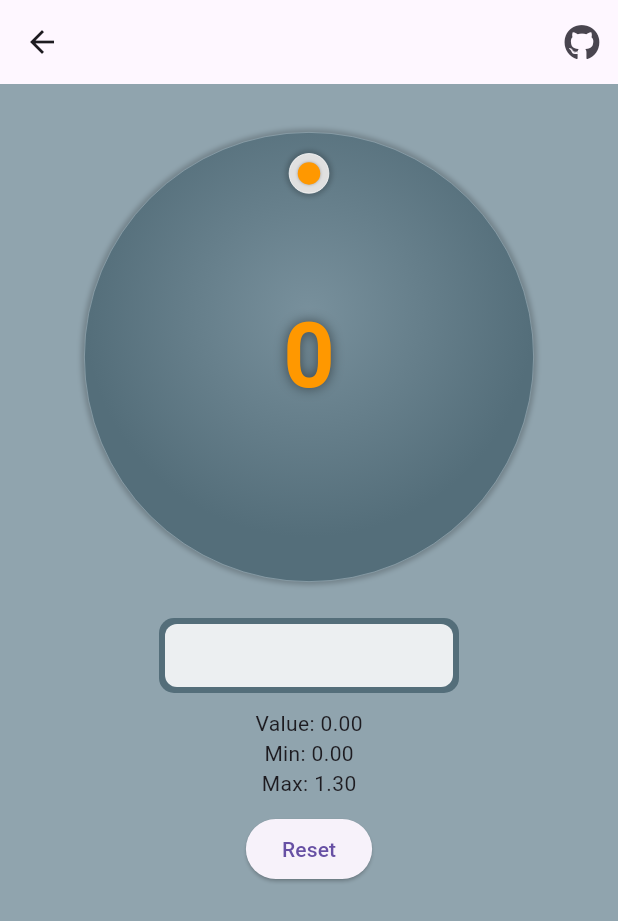
After one commit to shogoisaji/ui_playground_134, a Flutter app: the VolumeControllerExample screen opened by its route, on a phone screen of 412 x 824 dp. The commit adds this screen. Shown: the top 921 px of the screen. Run offline on Flutter 3.47's test engine with Material 3 defaults, Android fonts, the light colour scheme and no system bars; our stand-ins replace flutter_svg, font_awesome_flutter, go_router, rive.

Commit message:
feat: add volume controller

```diff
--- /dev/null
+++ b/lib/pages/volume_controller/volume_controller.dart
@@ -0,0 +1,186 @@
+import 'dart:math' as math;
+
+import 'package:flutter/material.dart';
+import 'package:flutter/services.dart';
+
+class VolumeController extends StatefulWidget {
+  const VolumeController({
+    super.key,
+    this.child,
+    required this.value,
+    this.size,
+    required this.onChanged,
+    this.hapticFeedbackSpan,
+    this.maxValue,
+    this.minValue,
+  });
+
+  final Widget? child;
+
+  final double value;
+
+  final double? size;
+
+  final double? maxValue;
+  final double? minValue;
+
+  /// 1.0 per round.
+  final ValueChanged<double> onChanged;
+
+  /// ハプティックフィードバックの間隔
+  final double? hapticFeedbackSpan;
+
+  @override
+  State<VolumeController> createState() => _VolumeControllerState();
+}
+
+class _VolumeControllerState extends State<VolumeController> {
+  double _lastHapticFeedbackValue = 0.0;
+  double _prevAngle = 0.0;
+
+  /// タッチ位置から中心点に対する角度を計算
+  double _calcAngle(BuildContext context, Offset globalPosition) {
+    final RenderBox? renderBox = context.findRenderObject() as RenderBox?;
+    if (renderBox == null) return 0.0;
+    final center = renderBox.size.center(Offset.zero);
+    final position = renderBox.globalToLocal(globalPosition);
+    double angle = math.atan2(position.dy - center.dy, position.dx - center.dx);
+    return angle < 0 ? angle + 2 * math.pi : angle;
+  }
+
+  void _updateStartAngle(double angle) {
+    setState(() {
+      _prevAngle = angle;
+    });
+  }
+
+  void _updateVolume(double angle) {
+    final double deltaAngle = _calculateDeltaAngle(angle);
+    _prevAngle = angle;
+
+    /// デバイスの確認 (Chrome または iOS, Android)
+    /// デバイスによって角度の変化が大きくなるため、調整
+    final double deviceAdjust = _getDeviceAdjustment();
+
+    final currentValue = widget.value + deltaAngle / (math.pi * deviceAdjust);
+
+    if (_isValueOutOfRange(currentValue)) return;
+
+    _applyHapticFeedback(currentValue);
+
+    /// update parent value
+    widget.onChanged(currentValue);
+  }
+
+  double _calculateDeltaAngle(double angle) {
+    final delta = angle - _prevAngle;
+    if (delta > math.pi) return delta - 2 * math.pi;
+    if (delta < -math.pi) return delta + 2 * math.pi;
+    return delta;
+  }
+
+  bool _isValueOutOfRange(double value) {
+    return (widget.maxValue != null && value > widget.maxValue!) ||
+        (widget.minValue != null && value < widget.minValue!);
+  }
+
+  double _getDeviceAdjustment() {
+    if (Theme.of(context).platform == TargetPlatform.iOS ||
+        Theme.of(context).platform == TargetPlatform.android) {
+      return 2.0;
+    }
+    return 1.0;
+  }
+
+  void _applyHapticFeedback(double currentValue) {
+    if (widget.hapticFeedbackSpan != null &&
+        (currentValue - _lastHapticFeedbackValue).abs() >
+            widget.hapticFeedbackSpan!) {
+      HapticFeedback.lightImpact();
+      _lastHapticFeedbackValue = currentValue;
+    }
+  }
+
+  @override
+  Widget build(BuildContext context) {
+    return GestureDetector(
+      onPanStart: (details) {
+        final globalPosition = details.globalPosition;
+        final angle = _calcAngle(context, globalPosition);
+        _updateStartAngle(angle);
+      },
+      onPanUpdate: (details) {
+        final globalPosition = details.globalPosition;
+        final angle = _calcAngle(context, globalPosition);
+        _updateVolume(angle);
+      },
+      child: Transform.rotate(
+        angle: widget.value * math.pi * 2,
+        child: widget.child ?? VolumeKnob(knobSize: widget.size ?? 200),
+      ),
+    );
+  }
+}
+
+class VolumeKnob extends StatelessWidget {
+  final double knobSize;
+  const VolumeKnob({super.key, required this.knobSize});
+
+  @override
+  Widget build(BuildContext context) {
+    return Container(
+        key: key,
+        width: knobSize,
+        height: knobSize,
+        decoration: BoxDecoration(
+          border: Border.all(color: Colors.blueGrey[300]!, width: 0.5),
+          gradient: RadialGradient(
+            center: const Alignment(0, -0.2),
+            colors: [Colors.blueGrey[400]!, Colors.blueGrey[600]!],
+          ),
+          shape: BoxShape.circle,
+          boxShadow: [
+            BoxShadow(
+              color: Colors.black.withOpacity(0.2),
+              blurRadius: 2,
+              spreadRadius: 2,
+            ),
+          ],
+        ),
+        child: Align(
+          alignment: const Alignment(0, -0.9),
+          child: Container(
+            width: knobSize * 0.09,
+            height: knobSize * 0.09,
+            decoration: BoxDecoration(
+              border: Border.all(color: Colors.white, width: 0.5),
+              color: Colors.grey[300],
+              shape: BoxShape.circle,
+              boxShadow: [
+                BoxShadow(
+                  color: Colors.black.withOpacity(0.2),
+                  blurRadius: 2,
+                  spreadRadius: 2,
+                ),
+              ],
+            ),
+            child: Center(
+              child: Container(
+                width: knobSize * 0.05,
+                height: knobSize * 0.05,
+                decoration: BoxDecoration(
+                  color: Colors.orange,
+                  shape: BoxShape.circle,
+                  boxShadow: [
+                    BoxShadow(
+                      color: Colors.black.withOpacity(0.3),
+                      blurRadius: 1.0,
+                    ),
+                  ],
+                ),
+              ),
+            ),
+          ),
+        ));
+  }
+}
--- /dev/null
+++ b/lib/pages/volume_controller/volume_controller_example.dart
@@ -0,0 +1,140 @@
+import 'package:flutter/material.dart';
+import 'package:font_awesome_flutter/font_awesome_flutter.dart';
+import 'package:ui_playground_134/pages/volume_controller/volume_controller.dart';
+import 'package:ui_playground_134/utils/open_link.dart';
+
+class VolumeControllerExample extends StatefulWidget {
+  final String githubUrl;
+  const VolumeControllerExample({super.key, required this.githubUrl});
+
+  @override
+  State<VolumeControllerExample> createState() =>
+      _VolumeControllerExampleState();
+}
+
+class _VolumeControllerExampleState extends State<VolumeControllerExample> {
+  late double _currentValue;
+  static const double minValue = 0.0;
+  static const double maxValue = 1.3;
+  static const double knobSize = 300.0;
+
+  @override
+  void initState() {
+    super.initState();
+    _currentValue = minValue;
+  }
+
+  @override
+  Widget build(BuildContext context) {
+    return Scaffold(
+      backgroundColor: Colors.blueGrey.shade300,
+      appBar: AppBar(
+        actions: [
+          IconButton(
+              icon: const FaIcon(FontAwesomeIcons.github),
+              padding: const EdgeInsets.symmetric(horizontal: 12),
+              onPressed: () async {
+                await OpenLink.open(widget.githubUrl);
+              })
+        ],
+      ),
+      body: SingleChildScrollView(
+        child: Center(
+          child: Column(
+            mainAxisSize: MainAxisSize.min,
+            children: [
+              const SizedBox(height: 32),
+              SizedBox(
+                width: knobSize,
+                height: knobSize,
+                child: Stack(
+                  children: [
+                    Center(
+                      child: VolumeController(
+                        value: _currentValue,
+                        size: knobSize,
+                        minValue: minValue,
+                        maxValue: maxValue,
+                        hapticFeedbackSpan: 0.05,
+                        onChanged: (value) {
+                          setState(() {
+                            _currentValue = value;
+                          });
+                        },
+                      ),
+                    ),
+                    Center(
+                        child: Text(
+                      '${(_currentValue * 100).round()}',
+                      style: TextStyle(
+                        color: Colors.orange,
+                        fontSize: 60,
+                        fontWeight: FontWeight.bold,
+                        shadows: [
+                          Shadow(
+                            color: Colors.black.withOpacity(0.5),
+                            blurRadius: 10,
+                          ),
+                        ],
+                      ),
+                    )),
+                  ],
+                ),
+              ),
+              const SizedBox(height: 24),
+              _buildGauge(_currentValue / (maxValue - minValue)),
+              const SizedBox(height: 10),
+              Text('Value: ${_currentValue.toStringAsFixed(2)}'),
+              Text('Min: ${minValue.toStringAsFixed(2)}'),
+              Text('Max: ${maxValue.toStringAsFixed(2)}'),
+              const SizedBox(height: 10),
+              ElevatedButton(
+                onPressed: () {
+                  setState(() {
+                    _currentValue = 0.0;
+                  });
+                },
+                child: const Text('Reset'),
+              ),
+            ],
+          ),
+        ),
+      ),
+    );
+  }
+
+  Widget _buildGauge(double rate) {
+    return Container(
+      width: 200,
+      height: 50,
+      padding: const EdgeInsets.all(4),
+      decoration: BoxDecoration(
+        color: Colors.blueGrey.shade600,
+        borderRadius: BorderRadius.circular(10),
+      ),
+      child: ClipRRect(
+        borderRadius: BorderRadius.circular(8),
+        child: Row(
+          children: [
+            Expanded(
+              flex: (rate * 100).toInt(),
+              child: Container(
+                decoration: const BoxDecoration(
+                  color: Colors.orange,
+                ),
+              ),
+            ),
+            Expanded(
+              flex: ((1 - rate) * 100).toInt(),
+              child: Container(
+                decoration: BoxDecoration(
+                  color: Colors.blueGrey.shade50,
+                ),
+              ),
+            ),
+          ],
+        ),
+      ),
+    );
+  }
+}
--- a/lib/routes/router.dart
+++ b/lib/routes/router.dart
@@ -10,9 +10,19 @@ import 'package:ui_playground_134/pages/particle_hole/particle_hole_example.dart
 import 'package:ui_playground_134/pages/rive_carousel/rive_carousel_example.dart';
 
 import 'package:ui_playground_134/pages/stripe_animation/stripe_animation_example.dart';
+import 'package:ui_playground_134/pages/volume_controller/volume_controller_example.dart';
 
 // 新しいpageを追加する場合は、pagesリストにMapを追加する
 List<Map<String, dynamic>> pages = [
+  {
+    'name': 'volume_controller',
+    'page': const VolumeControllerExample(
+      githubUrl:
+          'https://github.com/shogoisaji/ui_playground_134/blob/main/lib/pages/volume_controller/volume_controller_example.dart',
+    ),
+    'date': DateTime(2024, 7, 2),
+    'thumbnail': 'volume_controller.gif',
+  },
   {
     'name': 'rive_carousel',
     'page': const RiveCarouselExample(
--- a/pubspec.yaml
+++ b/pubspec.yaml
@@ -16,6 +16,7 @@ dependencies:
   auto_size_text:
   rive:
   flutter_svg:
+  provider:
 
 dev_dependencies:
   flutter_test:
```
Also changed, not shown: assets/thumbnails/volume_controller.gif (added), pubspec.lock, 2 other files.
